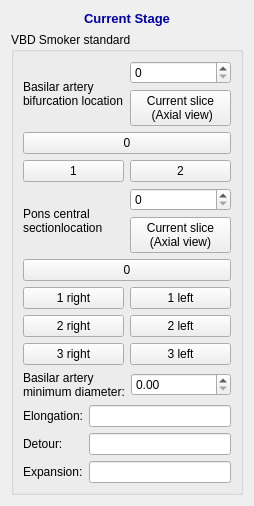
Above: codes/Controller/InteractorStyles/QInteractorStyleVBDSmokerSeeds.ui from wuzhuobin/Vessel_Project before the change. Below: the same form after it.
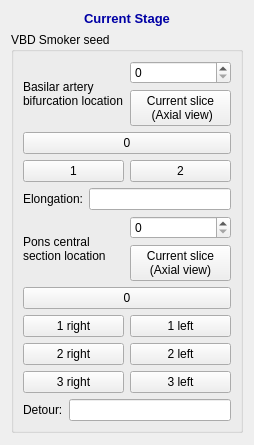
That is the form after the change.

Patch:
```diff
--- a/codes/Controller/InteractorStyles/QInteractorStyleVBDSmokerSeeds.ui
+++ b/codes/Controller/InteractorStyles/QInteractorStyleVBDSmokerSeeds.ui
@@ -7,7 +7,7 @@
     <x>0</x>
     <y>0</y>
     <width>254</width>
-    <height>503</height>
+    <height>445</height>
    </rect>
   </property>
   <property name="windowTitle">
@@ -34,7 +34,7 @@
    <item>
     <widget class="QGroupBox" name="groupBox_4">
      <property name="title">
-      <string>VBD Smoker standard</string>
+      <string>VBD Smoker seed</string>
      </property>
      <layout class="QVBoxLayout" name="verticalLayout">
       <item>
@@ -98,13 +98,31 @@
         </item>
        </layout>
       </item>
+      <item>
+       <layout class="QHBoxLayout" name="horizontalLayout">
+        <item>
+         <widget class="QLabel" name="label_7">
+          <property name="text">
+           <string>Elongation:</string>
+          </property>
+         </widget>
+        </item>
+        <item>
+         <widget class="QLineEdit" name="lineEditElongation">
+          <property name="readOnly">
+           <bool>true</bool>
+          </property>
+         </widget>
+        </item>
+       </layout>
+      </item>
       <item>
        <layout class="QHBoxLayout" name="horizontalLayout_7">
         <item>
          <widget class="QLabel" name="label_4">
           <property name="text">
            <string>Pons central 
-sectionlocation</string>
+section location</string>
           </property>
          </widget>
         </item>
@@ -202,57 +220,14 @@
       <item>
        <layout class="QHBoxLayout" name="horizontalLayout_9">
         <item>
-         <widget class="QLabel" name="label_5">
-          <property name="text">
-           <string>Basilar artery 
-minimum diameter:</string>
-          </property>
-         </widget>
-        </item>
-        <item>
-         <widget class="QDoubleSpinBox" name="doubleSpinBoxBasilarArteryMinimumDiameter"/>
-        </item>
-       </layout>
-      </item>
-      <item>
-       <layout class="QGridLayout" name="gridLayout_4">
-        <item row="0" column="0">
-         <widget class="QLabel" name="label_7">
-          <property name="text">
-           <string>Elongation:</string>
-          </property>
-         </widget>
-        </item>
-        <item row="1" column="1">
-         <widget class="QLineEdit" name="lineEditDetour">
-          <property name="readOnly">
-           <bool>true</bool>
-          </property>
-         </widget>
-        </item>
-        <item row="0" column="1">
-         <widget class="QLineEdit" name="lineEditElongation">
-          <property name="readOnly">
-           <bool>true</bool>
-          </property>
-         </widget>
-        </item>
-        <item row="1" column="0">
          <widget class="QLabel" name="label_6">
           <property name="text">
            <string>Detour:</string>
           </property>
          </widget>
         </item>
-        <item row="2" column="0">
-         <widget class="QLabel" name="label_8">
-          <property name="text">
-           <string>Expansion:</string>
-          </property>
-         </widget>
-        </item>
-        <item row="2" column="1">
-         <widget class="QLineEdit" name="lineEditExpansion">
+        <item>
+         <widget class="QLineEdit" name="lineEditDetour">
           <property name="readOnly">
            <bool>true</bool>
           </property>
```
Left out of the diff: 2 changed lines with no effect on the pictures.
